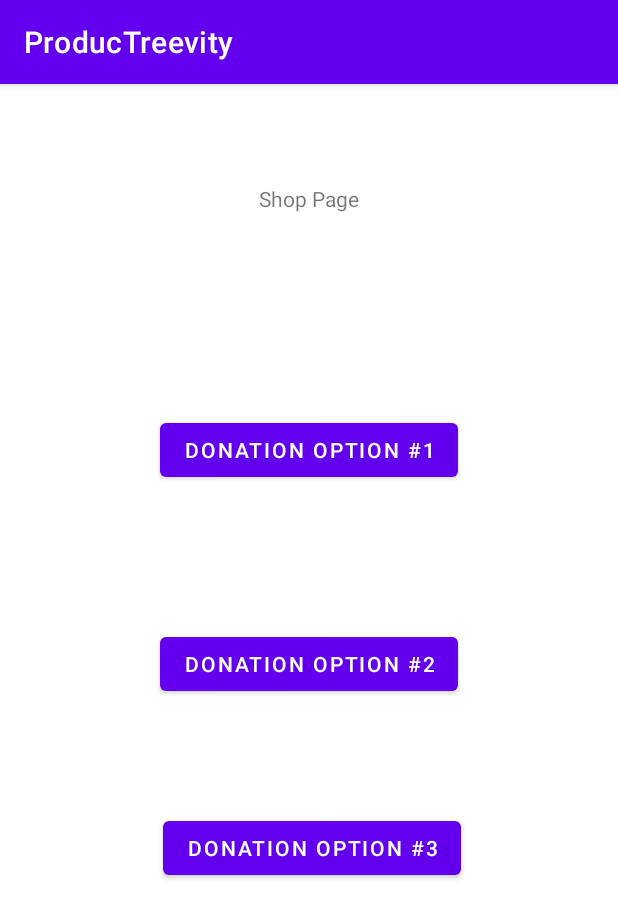
After one commit to Kokobe/ProducTreevity, an Android app: the StudentShopActivity screen opened directly, with no data from a screen before it, on a phone screen of 412 x 824 dp. The commit adds this screen. Shown: the top 918 px of the screen. Run offline under Robolectric (Android 15) with nearby library versions, the phone set to English and light mode, and no system bars.

Commit message:
Added shop buttons

```diff
--- a/app/src/main/AndroidManifest.xml
+++ b/app/src/main/AndroidManifest.xml
@@ -1,6 +1,7 @@
 <?xml version="1.0" encoding="utf-8"?>
 <manifest xmlns:android="http://schemas.android.com/apk/res/android"
     package="com.example.productreevity">
+
     <application
         android:allowBackup="true"
         android:icon="@mipmap/ic_launcher"
@@ -8,7 +9,8 @@
         android:roundIcon="@mipmap/ic_launcher_round"
         android:supportsRtl="true"
         android:theme="@style/Theme.ProducTreevity">
-        <activity android:name=".TeacherSendingAssignmentsActivity"></activity>
+        <activity android:name=".StudentShopActivity"></activity>
+        <activity android:name=".TeacherSendingAssignmentsActivity" />
         <activity android:name=".TeacherEncouragingWordsActivity" />
         <activity android:name=".Break4Activity" />
         <activity android:name=".Break3Activity" />
@@ -28,7 +30,6 @@
                 <category android:name="android.intent.category.LAUNCHER" />
             </intent-filter>
         </activity>
-
         <activity
             android:name=".TeacherStatsActivity"
             android:theme="@style/Theme.ProducTreevity.NoActionBar" />
--- a/app/src/main/java/com/example/productreevity/StudentHomeActivity.java
+++ b/app/src/main/java/com/example/productreevity/StudentHomeActivity.java
@@ -11,6 +11,7 @@ import android.widget.ImageView;
 public class StudentHomeActivity extends AppCompatActivity {
     private ImageView button4; //timer button
     private ImageView button6; //student stats button
+    private ImageView imageView8; //student shop button
     @Override
     protected void onCreate(Bundle savedInstanceState) {
         super.onCreate(savedInstanceState);
@@ -32,6 +33,14 @@ public class StudentHomeActivity extends AppCompatActivity {
                 openStats();
             }
         });
+        imageView8 = (ImageView) findViewById(R.id.imageView8);
+        imageView8.setOnClickListener(new View.OnClickListener() {
+            @Override
+            public void onClick(View v) {
+
+                openStudShop();
+            }
+        });
     }
     public void openTimer() {
         Intent intent = new Intent(this, TimerMainActivity.class);
@@ -41,5 +50,9 @@ public class StudentHomeActivity extends AppCompatActivity {
         Intent intent = new Intent(this, StudentStatsActivity.class);
         startActivity(intent);
     }
+    public void openStudShop() {
+        Intent intent = new Intent(this, StudentShopActivity.class);
+        startActivity(intent);
+    }
 
 }
--- /dev/null
+++ b/app/src/main/java/com/example/productreevity/StudentShopActivity.java
@@ -0,0 +1,56 @@
+package com.example.productreevity;
+
+import androidx.appcompat.app.AppCompatActivity;
+
+import android.content.Intent;
+import android.os.Bundle;
+import android.view.View;
+import android.widget.Button;
+import android.widget.ImageView;
+
+public class StudentShopActivity extends AppCompatActivity {
+    private Button button12; //Donation One
+    private Button button19; //Donation Two
+    private Button button20; //DonationThree
+    @Override
+    protected void onCreate(Bundle savedInstanceState) {
+        super.onCreate(savedInstanceState);
+        setContentView(R.layout.activity_student_shop);
+        button12 = (Button) findViewById(R.id.button12);
+        button12.setOnClickListener(new View.OnClickListener() {
+            @Override
+            public void onClick(View v) {
+
+                openDonationOne();
+            }
+        });
+        button19 = (Button) findViewById(R.id.button19);
+        button19.setOnClickListener(new View.OnClickListener() {
+            @Override
+            public void onClick(View v) {
+
+                openDonationTwo();
+            }
+        });
+        button20 = (Button) findViewById(R.id.button20);
+        button20.setOnClickListener(new View.OnClickListener() {
+            @Override
+            public void onClick(View v) {
+
+                openDonationThree();
+            }
+        });
+    }
+    public void openDonationOne() {
+        Intent intent = new Intent(this, StudentHomeActivity.class);
+        startActivity(intent);
+    }
+    public void openDonationTwo() {
+        Intent intent = new Intent(this, StudentHomeActivity.class);
+        startActivity(intent);
+    }
+    public void openDonationThree() {
+        Intent intent = new Intent(this, StudentHomeActivity.class);
+        startActivity(intent);
+    }
+}
--- /dev/null
+++ b/app/src/main/res/layout/activity_student_shop.xml
@@ -0,0 +1,64 @@
+<?xml version="1.0" encoding="utf-8"?>
+<androidx.constraintlayout.widget.ConstraintLayout xmlns:android="http://schemas.android.com/apk/res/android"
+    xmlns:app="http://schemas.android.com/apk/res-auto"
+    xmlns:tools="http://schemas.android.com/tools"
+    android:layout_width="match_parent"
+    android:layout_height="match_parent"
+    tools:context=".StudentShopActivity">
+
+    <TextView
+        android:id="@+id/textView26"
+        android:layout_width="wrap_content"
+        android:layout_height="wrap_content"
+        android:layout_marginStart="177dp"
+        android:layout_marginTop="48dp"
+        android:layout_marginEnd="177dp"
+        android:layout_marginBottom="664dp"
+        android:text="Shop Page"
+        app:layout_constraintBottom_toBottomOf="parent"
+        app:layout_constraintEnd_toEndOf="parent"
+        app:layout_constraintStart_toStartOf="parent"
+        app:layout_constraintTop_toTopOf="parent" />
+
+    <Button
+        android:id="@+id/button12"
+        android:layout_width="wrap_content"
+        android:layout_height="wrap_content"
+        android:layout_marginStart="159dp"
+        android:layout_marginTop="150dp"
+        android:layout_marginEnd="159dp"
+        android:layout_marginBottom="47dp"
+        android:text="Donation Option #1"
+        app:layout_constraintBottom_toTopOf="@+id/button19"
+        app:layout_constraintEnd_toEndOf="parent"
+        app:layout_constraintStart_toStartOf="parent"
+        app:layout_constraintTop_toBottomOf="@+id/textView26" />
+
+    <Button
+        android:id="@+id/button19"
+        android:layout_width="wrap_content"
+        android:layout_height="wrap_content"
+        android:layout_marginStart="159dp"
+        android:layout_marginTop="47dp"
+        android:layout_marginEnd="159dp"
+        android:layout_marginBottom="49dp"
+        android:text="Donation Option #2"
+        app:layout_constraintBottom_toTopOf="@+id/button20"
+        app:layout_constraintEnd_toEndOf="parent"
+        app:layout_constraintStart_toStartOf="parent"
+        app:layout_constraintTop_toBottomOf="@+id/button12" />
+
+    <Button
+        android:id="@+id/button20"
+        android:layout_width="wrap_content"
+        android:layout_height="wrap_content"
+        android:layout_marginStart="161dp"
+        android:layout_marginTop="25dp"
+        android:layout_marginEnd="157dp"
+        android:layout_marginBottom="251dp"
+        android:text="Donation Option #3"
+        app:layout_constraintBottom_toBottomOf="parent"
+        app:layout_constraintEnd_toEndOf="parent"
+        app:layout_constraintStart_toStartOf="parent"
+        app:layout_constraintTop_toBottomOf="@+id/button19" />
+</androidx.constraintlayout.widget.ConstraintLayout>
```
